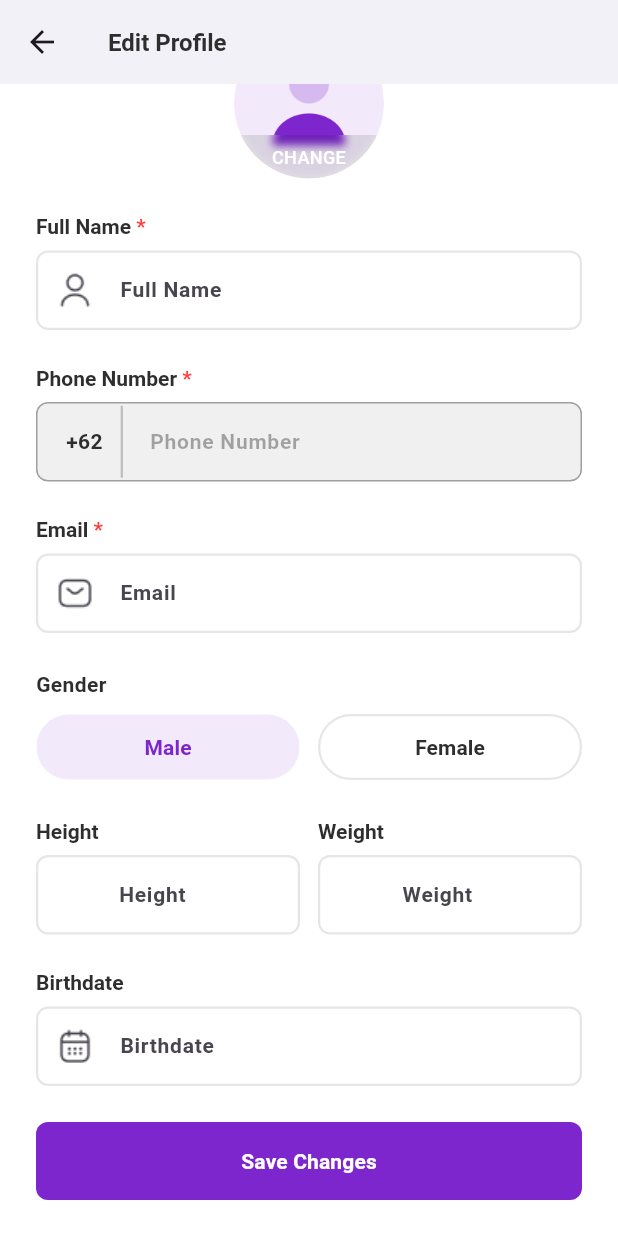
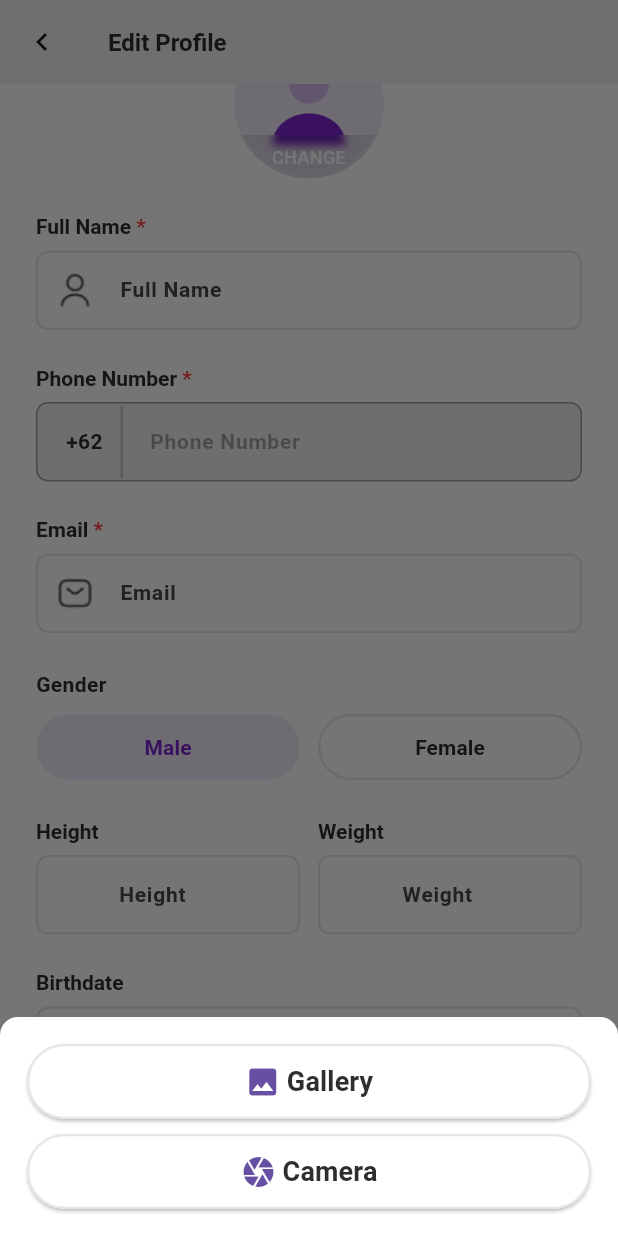
Before and after one commit to gilanggsb/VECTest, a Flutter app: the EditProfilePage screen opened by its route, scrolled down 61 dp, after a tap on "CHANGE", on a phone screen of 412 x 824 dp. Run offline on Flutter 3.47's test engine with Material 3 defaults, Android fonts, the phone set to English and light mode, and no system bars; drawn by our look-alikes of cached_network_image; our stand-ins replace dio, get, get_storage, image_picker, isar, permission_handler and 1 more; missing offline and left inert: country_pickers, dynamic_height_grid_view; accounts and stored records are empty; generated files the repository leaves out were written again; network calls fail.

Commit message:
feat: implement update avatar (advanced 4)

```diff
--- a/lib/src/features/dashboard/profile/edit/edit_profile_page.dart
+++ b/lib/src/features/dashboard/profile/edit/edit_profile_page.dart
@@ -2,6 +2,7 @@ import 'dart:io';
 import 'dart:ui';
 
 import 'package:cached_network_image/cached_network_image.dart';
+import 'package:image_picker/image_picker.dart';
 import 'package:vec_gilang/src/constants/image.dart';
 import 'package:flutter/material.dart';
 import 'package:get/get.dart';
@@ -29,6 +30,12 @@ class EditProfilePage extends GetView<EditProfileController> {
                 fontWeight: FontWeight.w600,
               ),
             ),
+            leading: IconButton(
+              onPressed: () => Get.back(result: true),
+              icon: const Icon(
+                Icons.chevron_left,
+              ),
+            ),
             backgroundColor: white,
             elevation: 0,
           ),
@@ -44,7 +51,45 @@ class EditProfilePage extends GetView<EditProfileController> {
                   const SizedBox(height: 24),
                   InkWell(
                     onTap: () {
-                      controller.changeImage();
+                      Get.bottomSheet(
+                        Container(
+                          padding: const EdgeInsets.all(18),
+                          decoration: const BoxDecoration(
+                            borderRadius: BorderRadius.only(
+                              topRight: Radius.circular(12),
+                              topLeft: Radius.circular(12),
+                            ),
+                            color: white,
+                          ),
+                          width: MediaQuery.of(context).size.width,
+                          child: Column(
+                            mainAxisSize: MainAxisSize.min,
+                            crossAxisAlignment: CrossAxisAlignment.start,
+                            children: [
+                              imagePickerButton(
+                                'Gallery',
+                                Icons.image,
+                                () {
+                                  Get.back();
+                                  controller.changeImage(ImageSource.gallery);
+                                },
+                              ),
+                              const SizedBox(
+                                height: 10,
+                              ),
+                              imagePickerButton(
+                                'Camera',
+                                Icons.camera,
+                                () {
+                                  Get.back();
+                                  controller.changeImage(ImageSource.camera);
+                                },
+                              ),
+                            ],
+                          ),
+                        ),
+                        enableDrag: false,
+                      );
                     },
                     child: SizedBox(
                       width: 100,
@@ -563,6 +608,42 @@ class EditProfilePage extends GetView<EditProfileController> {
         ),
       );
 
+  Widget imagePickerButton(String label, IconData icon, VoidCallback onClick) {
+    return ElevatedButton(
+      style: ElevatedButton.styleFrom(
+        padding: EdgeInsets.zero,
+        backgroundColor: white,
+        shape: RoundedRectangleBorder(borderRadius: BorderRadius.circular(100)),
+        side: const BorderSide(width: 1.5, color: gray200),
+        fixedSize: const Size(400, 50),
+      ),
+      onPressed: onClick,
+      child: Padding(
+          padding: const EdgeInsets.all(12),
+          child: Row(
+            mainAxisAlignment: MainAxisAlignment.center,
+            crossAxisAlignment: CrossAxisAlignment.center,
+            children: [
+              Icon(
+                icon,
+                size: 24,
+              ),
+              const SizedBox(
+                width: 4,
+              ),
+              Text(
+                label,
+                style: const TextStyle(
+                  fontWeight: FontWeight.w600,
+                  fontSize: 18,
+                  color: gray900,
+                ),
+              ),
+            ],
+          )),
+    );
+  }
+
   Widget outlinedButtonSwitch(String label, bool active, onClick) =>
       OutlinedButton(
         style: OutlinedButton.styleFrom(
--- a/lib/src/repositories/user_repository.dart
+++ b/lib/src/repositories/user_repository.dart
@@ -119,6 +119,7 @@ class UserRepository {
   Future<dynamic> updateProfile(UpdateProfileRequestModel model) async {
     try {
       final formData = await AppUtils.createFormData(model.toMap());
+      print("cek update ${model.toMap()}");
       final response = await _apiService.uploadFormData(
         Endpoint.postUpdateProfile,
         formData: formData,
--- a/pubspec.yaml
+++ b/pubspec.yaml
@@ -17,6 +17,7 @@ dependencies:
     sdk: flutter
   get: ^4.6.6
   get_storage: ^2.1.1
+  image_picker: ^1.1.2
   intl: ^0.19.0
   isar: ^3.1.0+1
   isar_flutter_libs: ^3.1.0+1
```
Also changed, not shown: lib/src/features/dashboard/profile/component/profile_controller.dart (+6 -3 lines), lib/src/features/dashboard/profile/edit/component/edit_profile_controller.dart (+7 -4 lines), pubspec.lock, 6 other files.
